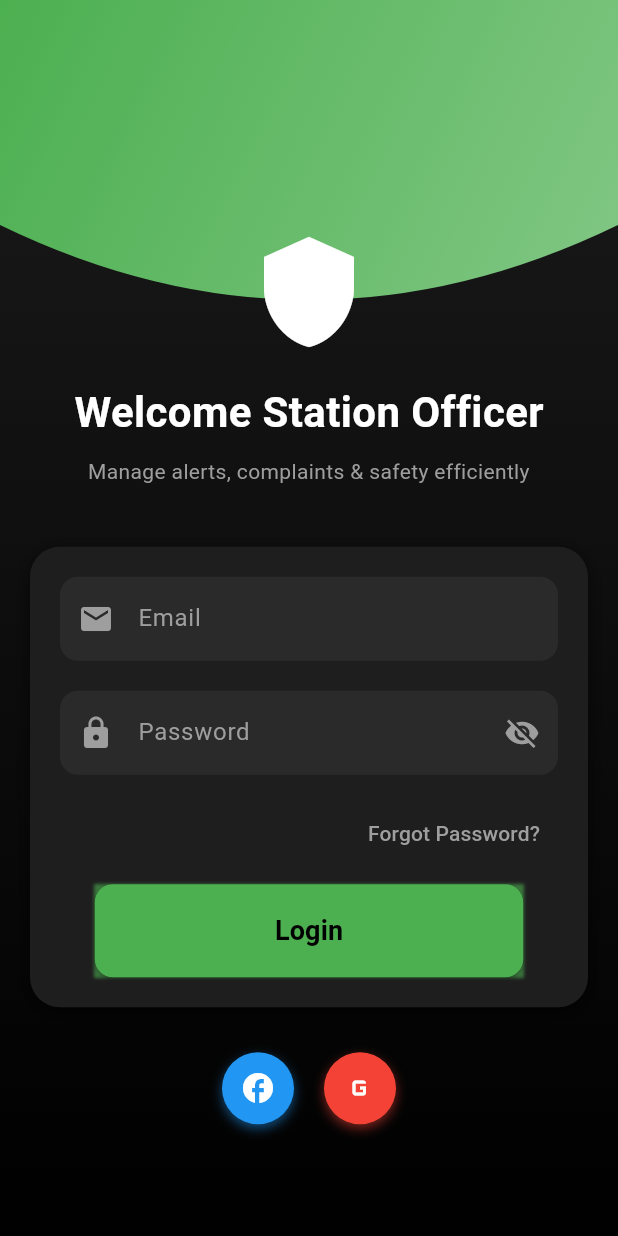
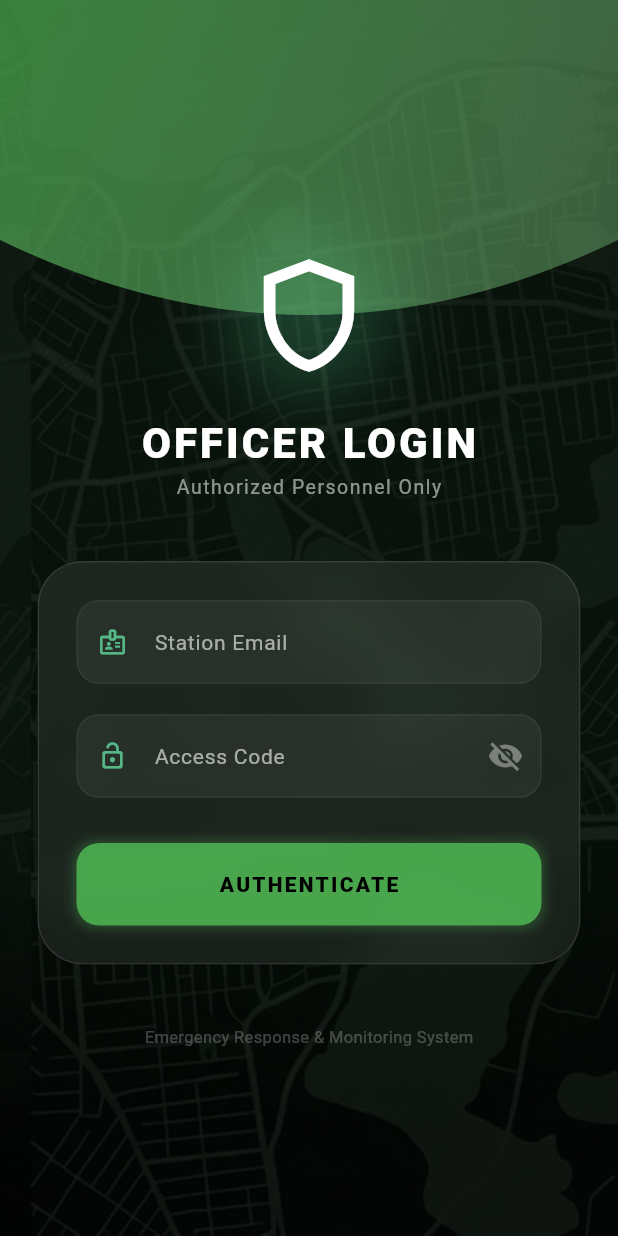
Before and after one commit to elizabethbenoy430/SafeHer-Station, a Flutter app: the screen it shows after launch, on a phone screen of 412 x 824 dp. Run offline on Flutter 3.47's test engine with Material 3 defaults, Android fonts, the phone set to English and light mode, and no system bars; our stand-ins replace flutter_cache_manager, flutter_image_compress, supabase_flutter; missing offline and left inert: heif_converter; accounts and stored records are empty.

Commit message:
login page

```diff
--- a/lib/login.dart
+++ b/lib/login.dart
@@ -1,7 +1,8 @@
+import 'dart:ui';
 import 'package:flutter/material.dart';
-import 'package:station_app/main.dart';
+import 'package:station_app/main.dart'; // Adjust based on your project structure
 import 'package:supabase_flutter/supabase_flutter.dart';
-import 'homepage.dart'; // StationHome page
+import 'homepage.dart';
 
 class StationLoginPage extends StatefulWidget {
   const StationLoginPage({super.key});
@@ -16,7 +17,9 @@ class _StationLoginPageState extends State<StationLoginPage> {
   final TextEditingController _passwordController = TextEditingController();
   bool _isObscure = true;
 
-  Future<void> Login() async {
+  Future<void> login() async {
+    if (!_formKey.currentState!.validate()) return;
+
     try {
       final response = await supabase.auth.signInWithPassword(
         email: _emailController.text.trim(),
@@ -24,8 +27,6 @@ class _StationLoginPageState extends State<StationLoginPage> {
       );
 
       if (response.session != null) {
-        // Successful login
-        print("Login successful: ${response.session?.user.email}");
         Navigator.pushReplacement(
           context,
           MaterialPageRoute(builder: (context) => const StationHome()),
@@ -34,7 +35,6 @@ class _StationLoginPageState extends State<StationLoginPage> {
         showError("Login failed - No session created");
       }
     } catch (e) {
-      print("Login error: $e");
       if (e is AuthException) {
         showError(e.message);
       } else {
@@ -42,35 +42,46 @@ class _StationLoginPageState extends State<StationLoginPage> {
       }
     }
   }
+
   void showError(String message) {
     ScaffoldMessenger.of(context).showSnackBar(
-      SnackBar(content: Text(message, style: const TextStyle(color: Colors.white))),
+      SnackBar(
+        backgroundColor: Colors.redAccent,
+        content: Text(message, style: const TextStyle(color: Colors.white)),
+      ),
     );
   }
+
   @override
   Widget build(BuildContext context) {
     return Scaffold(
+      backgroundColor: Colors.black,
       body: Stack(
         children: [
-          // 🔹 Gradient Background
-          Container(
-            decoration: const BoxDecoration(
-              gradient: LinearGradient(
-                colors: [Color(0xFF1B1B1B), Color(0xFF000000)],
-                begin: Alignment.topCenter,
-                end: Alignment.bottomCenter,
-              ),
+          // 1. 🔹 Background Image
+          Positioned.fill(
+            child: Image.asset(
+              "assets/bgl.png",
+              fit: BoxFit.cover,
             ),
           ),
 
-          // 🔹 Top Wave Green (like User Login)
+          // 2. 🔹 Dark Tint Overlay
+          Positioned.fill(
+            child: Container(color: Colors.black.withOpacity(0.6)),
+          ),
+
+          // 3. 🔹 Semi-Transparent Top Wave
           ClipPath(
             clipper: TopWaveClipper(),
             child: Container(
-              height: 200,
-              decoration: const BoxDecoration(
+              height: 220,
+              decoration: BoxDecoration(
                 gradient: LinearGradient(
-                  colors: [Color(0xFF4CAF50), Color(0xFF81C784)],
+                  colors: [
+                    const Color(0xFF4CAF50).withOpacity(0.7),
+                    const Color(0xFF81C784).withOpacity(0.4)
+                  ],
                   begin: Alignment.topLeft,
                   end: Alignment.bottomRight,
                 ),
@@ -78,148 +89,89 @@ class _StationLoginPageState extends State<StationLoginPage> {
             ),
           ),
 
-          // 🔹 Login Form Card
+          // 4. 🔹 Glassmorphic Login Form
           SafeArea(
             child: Center(
               child: SingleChildScrollView(
-                padding: const EdgeInsets.symmetric(horizontal: 20),
+                padding: const EdgeInsets.symmetric(horizontal: 25),
                 child: Column(
                   children: [
-                    const SizedBox(height: 80),
-                    const Icon(Icons.shield, color: Colors.white, size: 80),
+                    const SizedBox(height: 40),
+                    // Shield Icon with Glow
+                    Container(
+                      decoration: BoxDecoration(
+                        shape: BoxShape.circle,
+                        boxShadow: [
+                          BoxShadow(
+                            color: Colors.greenAccent.withOpacity(0.2),
+                            blurRadius: 40,
+                            spreadRadius: 10,
+                          )
+                        ],
+                      ),
+                      child: const Icon(Icons.shield_outlined, color: Colors.white, size: 90),
+                    ),
                     const SizedBox(height: 20),
                     const Text(
-                      "Welcome Station Officer",
+                      "OFFICER LOGIN",
                       style: TextStyle(
                         color: Colors.white,
                         fontSize: 28,
-                        fontWeight: FontWeight.bold,
+                        fontWeight: FontWeight.w900,
+                        letterSpacing: 2,
                       ),
                     ),
-                    const SizedBox(height: 10),
                     const Text(
-                      "Manage alerts, complaints & safety efficiently",
-                      style: TextStyle(color: Colors.grey, fontSize: 14),
-                      textAlign: TextAlign.center,
+                      "Authorized Personnel Only",
+                      style: TextStyle(color: Colors.white54, fontSize: 13, letterSpacing: 1),
                     ),
                     const SizedBox(height: 40),
 
-                    Container(
-                      padding: const EdgeInsets.all(20),
+                    // --- GLASS CARD ---
+                    ClipRRect(
+                      borderRadius: BorderRadius.circular(30),
+                      child: BackdropFilter(
+                        filter: ImageFilter.blur(sigmaX: 15, sigmaY: 15),
+                        child: Container(
+                          padding: const EdgeInsets.all(25),
                           decoration: BoxDecoration(
-                        color: const Color(0xFF1E1E1E),
-                        borderRadius: BorderRadius.circular(20),
-                        boxShadow: [
-                          BoxShadow(
-                            color: Colors.black.withOpacity(0.6),
-                            blurRadius: 10,
-                            offset: const Offset(0, 4),
-                          ),
-                        ],
+                            color: Colors.white.withOpacity(0.07),
+                            borderRadius: BorderRadius.circular(30),
+                            border: Border.all(color: Colors.white.withOpacity(0.1)),
                           ),
                           child: Form(
                             key: _formKey,
                             child: Column(
                               children: [
-                            // Email
-                            TextFormField(
+                                _buildTextField(
                                   controller: _emailController,
-                              style: const TextStyle(color: Colors.white),
-                              decoration: InputDecoration(
-                                labelText: "Email",
-                                labelStyle: const TextStyle(color: Colors.grey),
-                                prefixIcon:
-                                    const Icon(Icons.email, color: Colors.grey),
-                                filled: true,
-                                fillColor: const Color(0xFF2A2A2A),
-                                border: OutlineInputBorder(
-                                  borderRadius: BorderRadius.circular(12),
-                                  borderSide: BorderSide.none,
-                                ),
-                              ),
-                              validator: (value) {
-                                if (value == null || value.isEmpty) {
-                                  return 'Please enter your email';
-                                }
-                                if (!value.contains('@')) {
-                                  return 'Enter a valid email';
-                                }
-                                return null;
-                              },
+                                  label: "Station Email",
+                                  icon: Icons.badge_outlined,
+                                  validator: (v) => v!.isEmpty ? "Required" : null,
                                 ),
                                 const SizedBox(height: 20),
-
-                            // Password
-                            TextFormField(
+                                _buildTextField(
                                   controller: _passwordController,
-                              obscureText: _isObscure,
-                              style: const TextStyle(color: Colors.white),
-                              decoration: InputDecoration(
-                                labelText: "Password",
-                                labelStyle: const TextStyle(color: Colors.grey),
-                                prefixIcon:
-                                    const Icon(Icons.lock, color: Colors.grey),
-                                suffixIcon: IconButton(
-                                  icon: Icon(
-                                    _isObscure
-                                        ? Icons.visibility_off
-                                        : Icons.visibility,
-                                    color: Colors.grey,
+                                  label: "Access Code",
+                                  icon: Icons.lock_open_rounded,
+                                  isPassword: true,
+                                  validator: (v) => v!.length < 6 ? "Invalid Code" : null,
                                 ),
-                                  onPressed: () {
-                                    setState(() {
-                                      _isObscure = !_isObscure;
-                                    });
-                                  },
-                                ),
-                                filled: true,
-                                fillColor: const Color(0xFF2A2A2A),
-                                border: OutlineInputBorder(
-                                  borderRadius: BorderRadius.circular(12),
-                                  borderSide: BorderSide.none,
-                                ),
-                              ),
-                              validator: (value) {
-                                if (value == null || value.isEmpty) {
-                                  return 'Please enter your password';
-                                }
-                                if (value.length < 6) {
-                                  return 'Password must be at least 6 characters';
-                                }
-                                return null;
-                              },
-                            ),
-                            const SizedBox(height: 15),
-
-                            Align(
-                              alignment: Alignment.centerRight,
-                              child: TextButton(
-                                onPressed: () {},
-                                child: const Text(
-                                  "Forgot Password?",
-                                  style: TextStyle(color: Colors.grey),
-                                ),
-                              ),
-                            ),
-                            const SizedBox(height: 10),
+                                const SizedBox(height: 30),
 
                                 // 🔴 Glowing Login Button
-                            AnimatedGlowButton(onTap: Login),
+                                AnimatedGlowButton(onTap: login),
                               ],
                             ),
                           ),
                         ),
+                      ),
+                    ),
 
-                    const SizedBox(height: 30),
-
-                    // Optional: Social login buttons
-                    Row(
-                      mainAxisAlignment: MainAxisAlignment.center,
-                      children: [
-                        socialButton(Icons.facebook, Colors.blue),
-                        const SizedBox(width: 20),
-                        socialButton(Icons.g_mobiledata, Colors.red),
-                      ],
+                    const SizedBox(height: 40),
+                    const Text(
+                      "Emergency Response & Monitoring System",
+                      style: TextStyle(color: Colors.white24, fontSize: 11),
                     ),
                   ],
                 ),
@@ -231,28 +183,44 @@ class _StationLoginPageState extends State<StationLoginPage> {
     );
   }
 
-  Widget socialButton(IconData icon, Color color) {
-    return Container(
-      decoration: BoxDecoration(
-        color: color,
-        shape: BoxShape.circle,
-        boxShadow: [
-          BoxShadow(
-            color: color.withOpacity(0.5),
-            blurRadius: 6,
-            offset: const Offset(0, 3),
+  Widget _buildTextField({
+    required TextEditingController controller,
+    required String label,
+    required IconData icon,
+    bool isPassword = false,
+    String? Function(String?)? validator,
+  }) {
+    return TextFormField(
+      controller: controller,
+      obscureText: isPassword ? _isObscure : false,
+      style: const TextStyle(color: Colors.white),
+      validator: validator,
+      decoration: InputDecoration(
+        labelText: label,
+        labelStyle: const TextStyle(color: Colors.white60, fontSize: 14),
+        prefixIcon: Icon(icon, color: Colors.greenAccent.withOpacity(0.7), size: 20),
+        suffixIcon: isPassword
+          ? IconButton(
+              icon: Icon(_isObscure ? Icons.visibility_off : Icons.visibility, color: Colors.white38),
+              onPressed: () => setState(() => _isObscure = !_isObscure),
+            )
+          : null,
+        filled: true,
+        fillColor: Colors.white.withOpacity(0.05),
+        enabledBorder: OutlineInputBorder(
+          borderRadius: BorderRadius.circular(15),
+          borderSide: BorderSide(color: Colors.white.withOpacity(0.05)),
         ),
-        ],
+        focusedBorder: OutlineInputBorder(
+          borderRadius: BorderRadius.circular(15),
+          borderSide: const BorderSide(color: Colors.greenAccent, width: 1),
         ),
-      child: IconButton(
-        icon: Icon(icon, color: Colors.white),
-        onPressed: () {},
       ),
     );
   }
 }
 
-// 🔴 Glowing Login Button
+// 🔴 Glowing Login Button (Design Update)
 class AnimatedGlowButton extends StatefulWidget {
   final VoidCallback onTap;
   const AnimatedGlowButton({required this.onTap, super.key});
@@ -271,10 +239,10 @@ class _AnimatedGlowButtonState extends State<AnimatedGlowButton>
     super.initState();
     _controller = AnimationController(
       vsync: this,
-      duration: const Duration(seconds: 1),
+      duration: const Duration(seconds: 2),
     )..repeat(reverse: true);
 
-    _animation = Tween<double>(begin: 0, end: 12).animate(
+    _animation = Tween<double>(begin: 5, end: 20).animate(
       CurvedAnimation(parent: _controller, curve: Curves.easeInOut),
     );
   }
@@ -291,32 +259,29 @@ class _AnimatedGlowButtonState extends State<AnimatedGlowButton>
       animation: _animation,
       builder: (context, child) {
         return Container(
+          width: double.infinity,
+          height: 55,
           decoration: BoxDecoration(
+            borderRadius: BorderRadius.circular(15),
             boxShadow: [
               BoxShadow(
-                color: const Color(0xFF4CAF50).withOpacity(0.6),
+                color: const Color(0xFF4CAF50).withOpacity(0.3),
                 blurRadius: _animation.value,
-                spreadRadius: _animation.value / 2,
+                spreadRadius: 2,
               ),
             ],
           ),
           child: ElevatedButton(
             onPressed: widget.onTap,
             style: ElevatedButton.styleFrom(
-              backgroundColor: const Color(0xFF4CAF50),
-              padding:
-                  const EdgeInsets.symmetric(vertical: 18, horizontal: 120),
-              shape: RoundedRectangleBorder(
-                borderRadius: BorderRadius.circular(12),
-              ),
+              backgroundColor: const Color(0xFF4CAF50).withOpacity(0.9),
+              foregroundColor: Colors.black,
+              shape: RoundedRectangleBorder(borderRadius: BorderRadius.circular(15)),
+              elevation: 0,
             ),
             child: const Text(
-              "Login",
-              style: TextStyle(
-                fontSize: 18,
-                fontWeight: FontWeight.bold,
-                color: Colors.black,
-              ),
+              "AUTHENTICATE",
+              style: TextStyle(fontWeight: FontWeight.w900, letterSpacing: 1.5),
             ),
           ),
         );
@@ -330,14 +295,13 @@ class TopWaveClipper extends CustomClipper<Path> {
   @override
   Path getClip(Size size) {
     Path path = Path();
-    path.lineTo(0, size.height - 50);
+    path.lineTo(0, size.height - 60);
     path.quadraticBezierTo(
-        size.width / 2, size.height + 50, size.width, size.height - 50);
+        size.width / 2, size.height + 40, size.width, size.height - 60);
     path.lineTo(size.width, 0);
     path.close();
     return path;
   }
-
   @override
   bool shouldReclip(CustomClipper<Path> oldClipper) => false;
 }
--- a/pubspec.yaml
+++ b/pubspec.yaml
@@ -21,3 +21,5 @@ dev_dependencies:
 
 flutter:
   uses-material-design: true
+  assets:
+    - assets/
```
Also changed, not shown: assets/bgl.png (added), pubspec.lock. Lines whose indentation alone changed are shown as unchanged.
